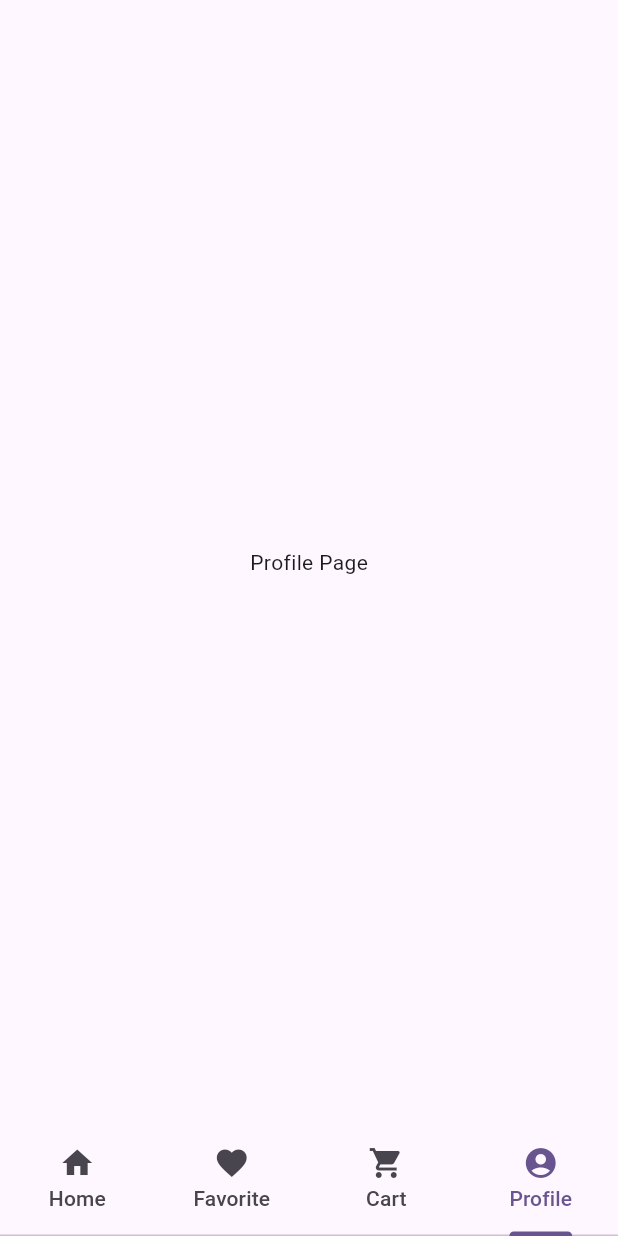
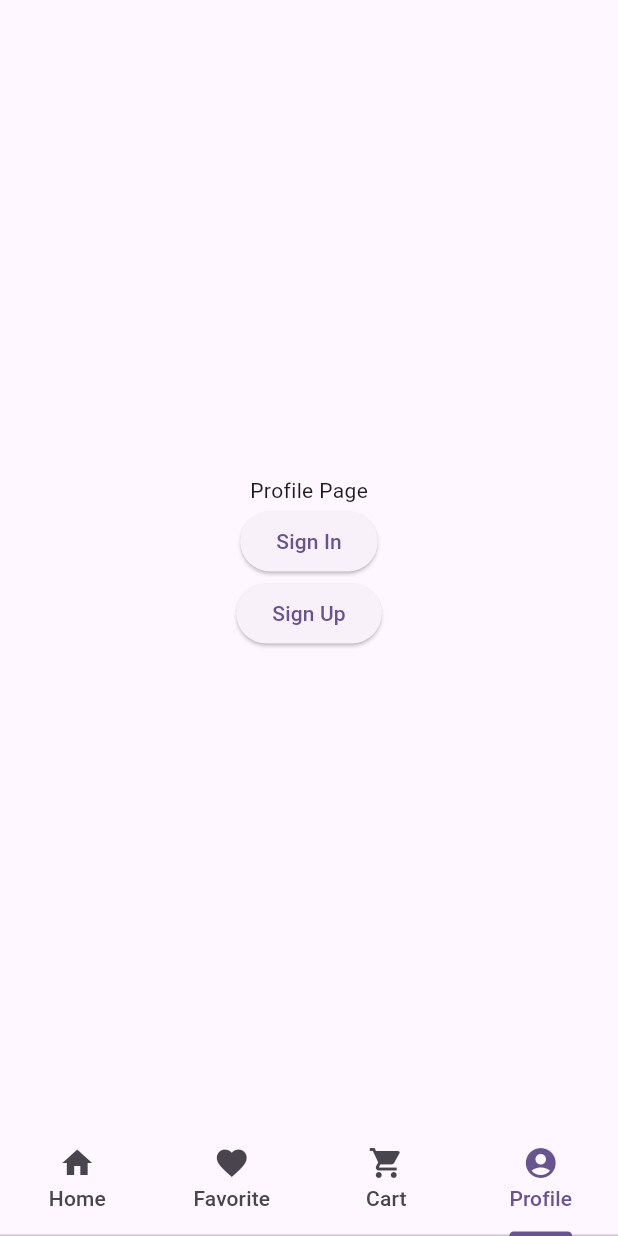
Before and after one commit to SetsiriAunsiam/HaYBuy, a Flutter app: the screen it shows after launch, item 4 of the bottom bar chosen, on a phone screen of 412 x 824 dp. Run offline on Flutter 3.47's test engine with Material 3 defaults, Android fonts, the phone set to English and light mode, and no system bars.

Commit message:
sign in-up page

```diff
--- a/lib/pages/profile.dart
+++ b/lib/pages/profile.dart
@@ -1,10 +1,57 @@
 import 'package:flutter/material.dart';
+import 'package:local_shopee/pages/sign_in.dart';
+import 'package:local_shopee/pages/sign_up.dart';
 
 class ProfilePage extends StatelessWidget {
   const ProfilePage({super.key});
 
   @override
   Widget build(BuildContext context) {
-    return Scaffold(body: const Center(child: Text('Profile Page')));
+    return Scaffold(
+      body: Center(
+        child: Column(
+          mainAxisAlignment: MainAxisAlignment.center,
+          children: const [
+            Text('Profile Page'),
+            SignInButton(),
+            SignUpButton(),
+          ],
+        ),
+      ),
+    );
   }
 }
+
+class SignInButton extends StatelessWidget {
+  const SignInButton({super.key});
+
+  @override
+  Widget build(BuildContext context) {
+    return ElevatedButton(
+      onPressed: () {
+        Navigator.push(
+          context,
+          MaterialPageRoute(builder: (context) => const SignInPage()),
+        );
+      },
+      child: const Text('Sign In'),
+    );
+  }
+}
+
+class SignUpButton extends StatelessWidget {
+  const SignUpButton({super.key});
+
+  @override
+  Widget build(BuildContext context) {
+    return ElevatedButton(
+      onPressed: () {
+        Navigator.push(
+          context,
+          MaterialPageRoute(builder: (context) => const SignUpPage()),
+        );
+      },
+      child: const Text('Sign Up'),
+    );
+  }
+}
```
Also changed, not shown: lib/pages/sign_in.dart (added, +83 -0 lines), lib/pages/sign_up.dart (added, +110 -0 lines).
